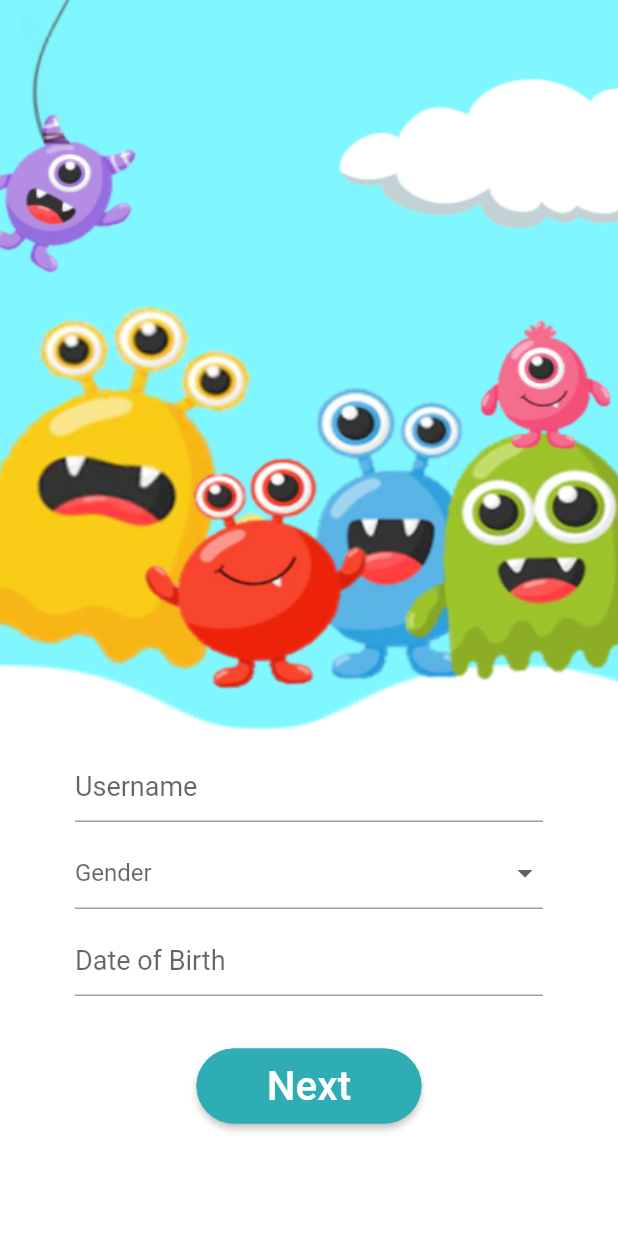
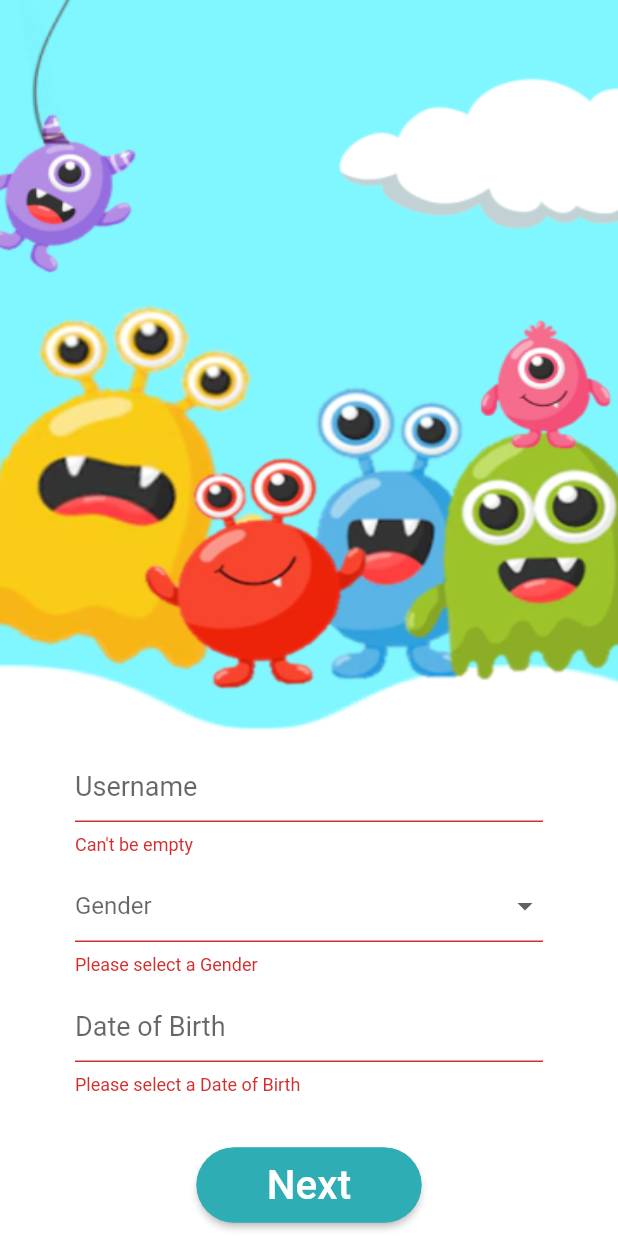
Before and after one commit to JaweriaAsif/monstermind, a Flutter app: the Signup2 screen opened directly, after a tap on "Next", on a phone screen of 412 x 824 dp. Run offline on Flutter 3.47's test engine with Material 2 defaults, Android fonts, the phone set to English and light mode, and no system bars; our stand-ins replace google_fonts.

Commit message:
page 2 validation

```diff
--- a/lib/signup2.dart
+++ b/lib/signup2.dart
@@ -1,8 +1,9 @@
 import 'package:flutter/material.dart';
 import 'package:monstermind/button.dart';
+import 'package:monstermind/main.dart';
 import 'package:monstermind/textfield.dart';
 
-final _formKey = GlobalKey<FormState>();
+final GlobalKey<FormState> _formKey = GlobalKey<FormState>();
 String _name = '';
 
 class Signup2 extends StatefulWidget {
@@ -69,6 +70,14 @@ class _Signup2State extends State<Signup2> {
                       child: Btn(
                         text: 'Next',
                         onPress: () {
+                          final FormState form =
+                              _formKey.currentState as FormState;
+                          if (form.validate()) {
+                            Navigator.of(context).push(
+                              MaterialPageRoute(
+                                  builder: (context) => const MyApp()),
+                            );
+                          }
                           // Navigator.of(context).push(
                           //   MaterialPageRoute(
                           //       builder: (context) => const Signup2()),
--- a/lib/textfield.dart
+++ b/lib/textfield.dart
@@ -16,6 +16,7 @@ class Textfield extends StatelessWidget {
     return Padding(
       padding: const EdgeInsets.fromLTRB(50, 0, 50, 10),
       child: TextFormField(
+        autovalidateMode: AutovalidateMode.onUserInteraction,
         controller: controller,
         style: const TextStyle(
           fontSize: 18,
@@ -24,10 +25,10 @@ class Textfield extends StatelessWidget {
           hintText: label,
         ),
         validator: (text) {
-          if (controller.text == null || controller.text.isEmpty) {
+          if (text == null || text.isEmpty) {
             return 'Can\'t be empty';
           }
-          if (controller.text.length > 12) {
+          if (text.length > 12) {
             return 'Too long';
           }
           return null;
@@ -46,12 +47,12 @@ class DateTextfield extends StatelessWidget {
 
   final TextEditingController controller;
   DateTime selectedDate;
-
+  bool selected = false;
   @override
   Widget build(BuildContext context) {
     return Padding(
       padding: const EdgeInsets.fromLTRB(50, 0, 50, 10),
-      child: TextField(
+      child: TextFormField(
         readOnly: true,
         controller: controller,
         style: const TextStyle(
@@ -61,7 +62,7 @@ class DateTextfield extends StatelessWidget {
           hintText: 'Date of Birth',
         ),
         onTap: () async {
-          bool selected = await _selectDate(context);
+          selected = await _selectDate(context);
           if (selected) {
             controller.text = selectedDate.day.toString() +
                 "/" +
@@ -69,6 +70,18 @@ class DateTextfield extends StatelessWidget {
                 "/" +
                 selectedDate.year.toString();
           }
+        },
+        autovalidateMode: AutovalidateMode.onUserInteraction,
+        validator: (text) {
+          if (!selected) {
+            return 'Please select a Date of Birth';
+          } else if (selectedDate.isAfter(DateTime.now()) ||
+              (selectedDate.day == DateTime.now().day &&
+                  selectedDate.month == DateTime.now().month &&
+                  selectedDate.year == DateTime.now().year)) {
+            return 'Please select a valid Date of Birth';
+          }
+          return null;
         },
       ),
     );
@@ -100,7 +113,7 @@ class _DropdownState extends State<Dropdown> {
   @override
   Widget build(BuildContext context) {
     List<String> categories = ["Male", "Female"];
-    // String _currentSelectedValue = "Male";
+
     Object? _category;
 
     return Padding(
@@ -117,6 +130,13 @@ class _DropdownState extends State<Dropdown> {
             ),
           );
         }).toList(),
+        autovalidateMode: AutovalidateMode.onUserInteraction,
+        validator: (text) {
+          if (_category == null || _category.toString().isEmpty) {
+            return 'Please select a Gender';
+          }
+          return null;
+        },
         onChanged: (newValue) {
           gender = _category.toString();
           setState(() => _category = newValue);
@@ -127,9 +147,6 @@ class _DropdownState extends State<Dropdown> {
           hintStyle: TextStyle(
             fontSize: 18,
           ),
-          // errorText: errorSnapshot.data == 0
-          //     ? Localization.of(context).categoryEmpty
-          //     : null),
         ),
       ),
     );
```
Also changed, not shown: pubspec.lock.
